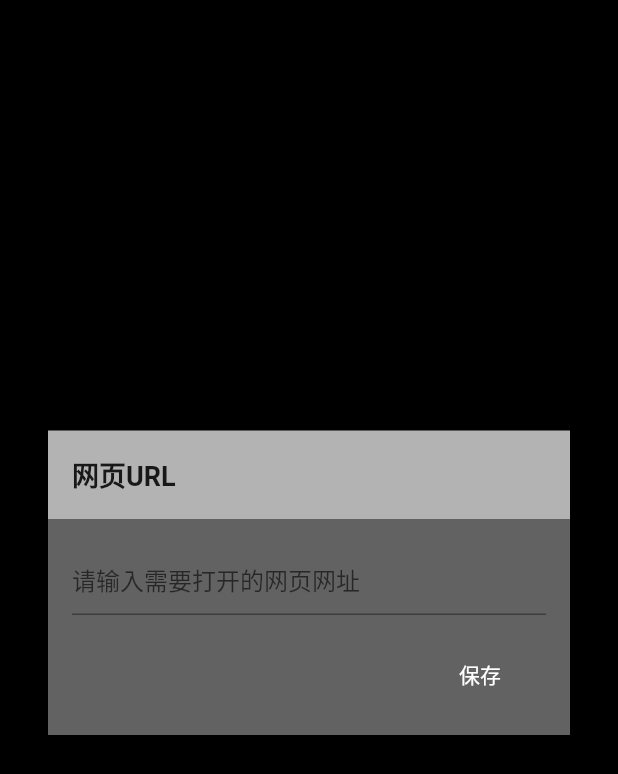
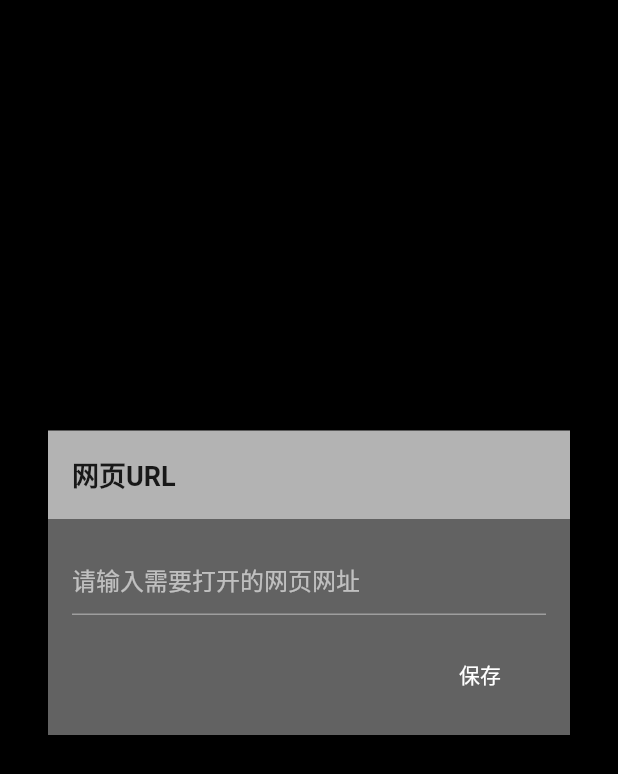
Before and after one commit to jethroHuang/mirror_flutter, a Flutter app: the screen it shows after launch, on a phone screen of 412 x 824 dp. Shown: the top 774 px of the screen. Run offline on Flutter 3.47's test engine with Material 2 defaults, Android fonts, the phone set to English and light mode, and no system bars; our stand-ins replace device_info, hive, wakelock, webview_flutter; missing offline and left inert: flutter_webview_plugin; accounts and stored records are empty.

```diff
--- a/lib/appGlobal.dart
+++ b/lib/appGlobal.dart
@@ -3,4 +3,5 @@ class AppGlobal {
   static const String INIT_URL_KEY = 'initUrl';
 
   static String initUrl; // 要打开的网页链接
+  static int androidAPiLevel; // android 版本号
 }
--- a/lib/main.dart
+++ b/lib/main.dart
@@ -1,23 +1,33 @@
 import 'dart:io';
 
+import 'package:device_info/device_info.dart';
 import 'package:flutter/material.dart';
 import 'package:flutter/services.dart';
 import 'package:flutter_webview_plugin/flutter_webview_plugin.dart';
 import 'package:hive/hive.dart';
 import 'package:mirror/appGlobal.dart';
+import 'package:mirror/setUrlPage.dart';
 import 'package:path_provider/path_provider.dart';
 import 'package:wakelock/wakelock.dart';
+import 'dart:io';
+
+import 'package:webview_flutter/webview_flutter.dart';
 
 void main() async {
   WidgetsFlutterBinding.ensureInitialized();
+  SystemChrome.setEnabledSystemUIOverlays([]);
   Directory appPath = await getApplicationDocumentsDirectory();
   Hive.init(appPath.path);
   var box = await Hive.openBox(AppGlobal.BOX_KEY);
   AppGlobal.initUrl = box.get(AppGlobal.INIT_URL_KEY);
-  SystemChrome.setEnabledSystemUIOverlays([]);
+  if (Platform.isAndroid) {
+    DeviceInfoPlugin deviceInfo = DeviceInfoPlugin();
+    var info = await deviceInfo.androidInfo;
+    AppGlobal.androidAPiLevel = info.version.sdkInt;
+  }
+
   runApp(MyApp());
 }
-
 
 class MyApp extends StatefulWidget {
   @override
@@ -30,11 +40,12 @@ class _MyAppState extends State<MyApp> {
     return MaterialApp(
       title: '时钟容器',
       theme: ThemeData(
-        primarySwatch: Colors.blue,
-      ),
+          primarySwatch: Colors.blue,
+          backgroundColor: Colors.black,
+          brightness: Brightness.dark),
       home: AppGlobal.initUrl == null
           ? SetUrlPage()
-          : WebviewScaffold(url: AppGlobal.initUrl),
+          : HomePage(AppGlobal.initUrl),
     );
   }
 
@@ -51,75 +62,30 @@ class _MyAppState extends State<MyApp> {
   }
 }
 
-class SetUrlPage extends StatefulWidget {
-  @override
-  _SetUrlPageState createState() => _SetUrlPageState();
-}
+class HomePage extends StatelessWidget {
+  final String url;
 
-class _SetUrlPageState extends State<SetUrlPage> {
-  TextEditingController textCtl;
+  HomePage(this.url, {Key key}) : super(key: key);
 
   @override
   Widget build(BuildContext context) {
-    textCtl ??= TextEditingController();
     return Scaffold(
-      backgroundColor: Colors.black,
-      body: Center(
-        child: Container(
-          padding: EdgeInsets.symmetric(horizontal: 32),
-          height: 250,
-          child: ListView(
-            children: <Widget>[
-              Container(
-                width: double.infinity,
-                padding: EdgeInsets.all(16),
-                color: Colors.white70,
-                child: Text(
-                  '网页URL',
-                  style: TextStyle(
-                      color: Colors.black87,
-                      fontWeight: FontWeight.bold,
-                      fontSize: 18),
-                ),
-              ),
-              Container(
-                padding: EdgeInsets.all(16),
-                color: Colors.white38,
-                child: TextField(
-                  decoration: InputDecoration(hintText: '请输入需要打开的网页网址'),
-                  controller: textCtl,
-                  keyboardType: TextInputType.url,
-                  maxLines: 1,
-                  style: TextStyle(color: Colors.white70),
-                ),
-              ),
-              Container(
-                color: Colors.white38,
-                padding: EdgeInsets.fromLTRB(16, 0, 16, 16),
-                child: Row(
-                  mainAxisAlignment: MainAxisAlignment.end,
-                  children: <Widget>[
-                    FlatButton(
-                        onPressed: saveUrl,
-                        child: Text(
-                          '保存',
-                          style: TextStyle(color: Colors.white),
-                        ))
-                  ],
-                ),
-              )
-            ],
-          ),
-        ),
-      ),
+      body: getBody(),
     );
   }
 
-  /// 保存url
-  void saveUrl() {
-    AppGlobal.initUrl = textCtl.text;
-    Hive.box(AppGlobal.BOX_KEY).put(AppGlobal.INIT_URL_KEY, textCtl.text);
-    Navigator.pushReplacement(
-        context, MaterialPageRoute(builder: (context) => WebviewScaffold(url: AppGlobal.initUrl)));
+  getBody() {
+    if (Platform.isAndroid && AppGlobal.androidAPiLevel < 21) {
+      return WebviewScaffold(
+        url: url,
+        withZoom: true,
+        withJavascript: true,
+      );
+    } else {
+      return WebView(
+        initialUrl: url,
+        javascriptMode: JavascriptMode.unrestricted,
+      );
+    }
   }
 }
--- /dev/null
+++ b/lib/setUrlPage.dart
@@ -0,0 +1,83 @@
+import 'package:flutter/material.dart';
+import 'package:hive/hive.dart';
+import 'package:mirror/main.dart';
+
+import 'appGlobal.dart';
+import 'main.dart';
+
+class SetUrlPage extends StatefulWidget {
+  @override
+  _SetUrlPageState createState() => _SetUrlPageState();
+}
+
+class _SetUrlPageState extends State<SetUrlPage> {
+  TextEditingController textCtl;
+
+  @override
+  Widget build(BuildContext context) {
+    textCtl ??= TextEditingController();
+    return Scaffold(
+      backgroundColor: Colors.black,
+      body: Center(
+        child: Container(
+          padding: EdgeInsets.symmetric(horizontal: 32),
+          height: 250,
+          child: ListView(
+            children: <Widget>[
+              Container(
+                width: double.infinity,
+                padding: EdgeInsets.all(16),
+                color: Colors.white70,
+                child: Text(
+                  '网页URL',
+                  style: TextStyle(
+                      color: Colors.black87,
+                      fontWeight: FontWeight.bold,
+                      fontSize: 18),
+                ),
+              ),
+              Container(
+                padding: EdgeInsets.all(16),
+                color: Colors.white38,
+                child: TextField(
+                  decoration: InputDecoration(hintText: '请输入需要打开的网页网址'),
+                  controller: textCtl,
+                  keyboardType: TextInputType.url,
+                  maxLines: 1,
+                  style: TextStyle(color: Colors.white70),
+                ),
+              ),
+              Container(
+                color: Colors.white38,
+                padding: EdgeInsets.fromLTRB(16, 0, 16, 16),
+                child: Row(
+                  mainAxisAlignment: MainAxisAlignment.end,
+                  children: <Widget>[
+                    FlatButton(
+                        onPressed: saveUrl,
+                        child: Text(
+                          '保存',
+                          style: TextStyle(color: Colors.white),
+                        ))
+                  ],
+                ),
+              )
+            ],
+          ),
+        ),
+      ),
+    );
+  }
+
+  /// 保存url
+  void saveUrl() {
+    AppGlobal.initUrl = textCtl.text;
+    Hive.box(AppGlobal.BOX_KEY).put(AppGlobal.INIT_URL_KEY, textCtl.text);
+    Navigator.pushReplacement(
+        context,
+        MaterialPageRoute(
+            builder: (context) => HomePage(
+                  AppGlobal.initUrl,
+                )));
+  }
+}
--- a/pubspec.yaml
+++ b/pubspec.yaml
@@ -27,7 +27,9 @@ dependencies:
   hive_flutter: ^0.3.0+2
   path_provider: ^1.6.5
   wakelock: ^0.1.4
+  webview_flutter: ^0.3.19+9
   flutter_webview_plugin: ^0.3.11
+  device_info: ^0.4.2+1
 
 
 dev_dependencies:
```
Also changed, not shown: pubspec.lock, 1 other file.
